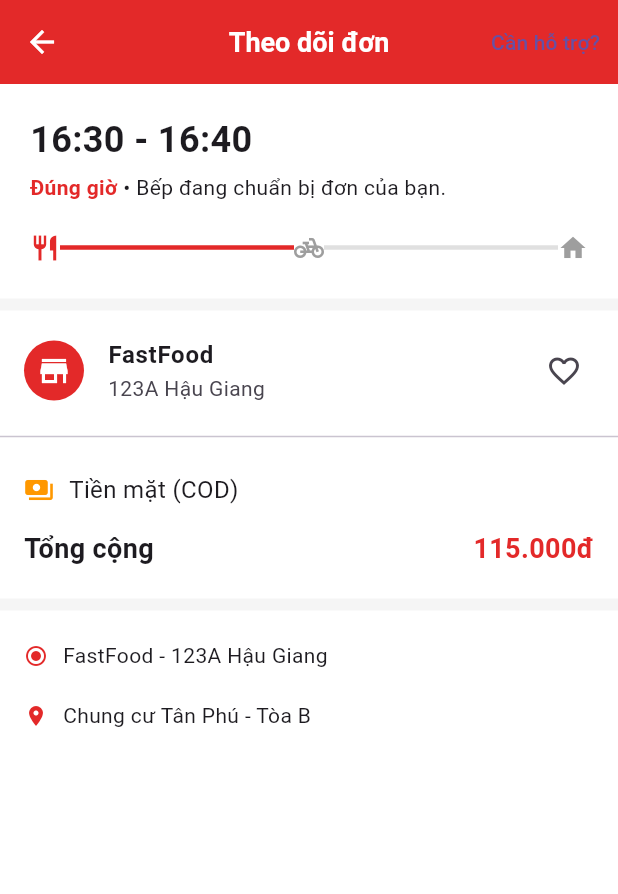
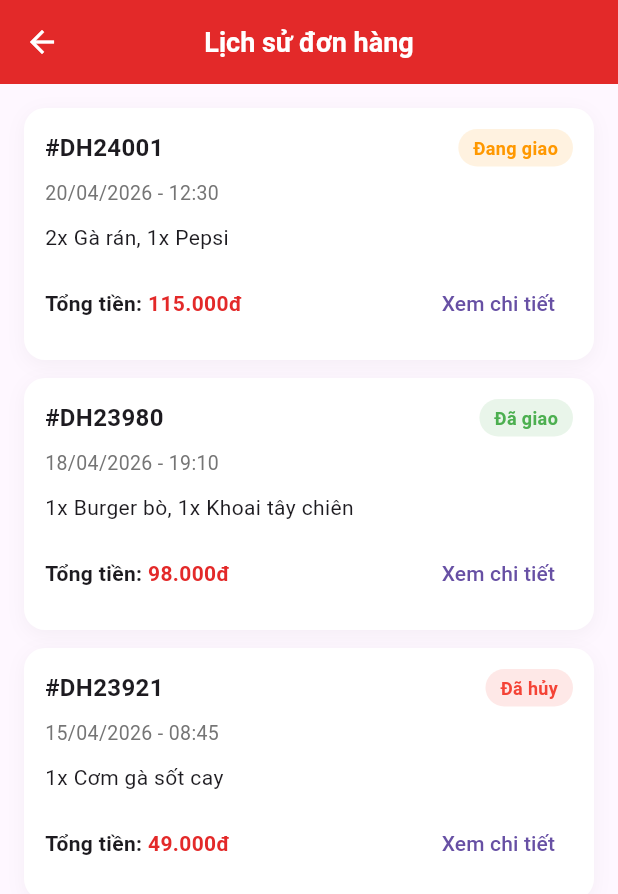
Before and after one commit to Khangle272/app_do_an_nhanh, a Flutter app: the MainLayout screen opened by its route, item 4 of the bottom bar chosen, after a tap on "Đơn hàng của tôi", on a phone screen of 412 x 824 dp. Shown: the top 894 px of the screen. Run offline on Flutter 3.47's test engine with Material 3 defaults, Android fonts, the phone set to English and light mode, and no system bars; our stand-ins replace google_fonts; network calls fail.

Commit message:
Add order history screen and model with navigation from profile (#13)

```diff
--- /dev/null
+++ b/lib/models/order_history_model.dart
@@ -0,0 +1,44 @@
+class OrderHistoryItem {
+  final String code;
+  final String date;
+  final String itemsSummary;
+  final String total;
+  final String status;
+  final int paymentMethod;
+
+  const OrderHistoryItem({
+    required this.code,
+    required this.date,
+    required this.itemsSummary,
+    required this.total,
+    required this.status,
+    required this.paymentMethod,
+  });
+}
+
+const List<OrderHistoryItem> mockOrders = [
+  OrderHistoryItem(
+    code: '#DH24001',
+    date: '20/04/2026 - 12:30',
+    itemsSummary: '2x Gà rán, 1x Pepsi',
+    total: '115.000đ',
+    status: 'Đang giao',
+    paymentMethod: 1,
+  ),
+  OrderHistoryItem(
+    code: '#DH23980',
+    date: '18/04/2026 - 19:10',
+    itemsSummary: '1x Burger bò, 1x Khoai tây chiên',
+    total: '98.000đ',
+    status: 'Đã giao',
+    paymentMethod: 2,
+  ),
+  OrderHistoryItem(
+    code: '#DH23921',
+    date: '15/04/2026 - 08:45',
+    itemsSummary: '1x Cơm gà sốt cay',
+    total: '49.000đ',
+    status: 'Đã hủy',
+    paymentMethod: 1,
+  ),
+];
--- /dev/null
+++ b/lib/screens/order_history_screen.dart
@@ -0,0 +1,184 @@
+import 'package:flutter/material.dart';
+
+import '../utils/app_colors.dart';
+import '../widgets/custom_app_bar.dart';
+import 'order_tracking_screen.dart';
+import '../models/order_history_model.dart';
+
+class OrderHistoryScreen extends StatelessWidget {
+  const OrderHistoryScreen({super.key});
+
+  @override
+  Widget build(BuildContext context) {
+    const orders = mockOrders;
+
+    return Scaffold(
+      appBar: CustomAppBar(
+        title: 'Lịch sử đơn hàng',
+        centerTitle: true,
+      ),
+      body: orders.isEmpty
+          ? const _EmptyHistory()
+          : ListView.separated(
+              padding: const EdgeInsets.all(16),
+              itemCount: orders.length,
+              separatorBuilder: (_, __) => const SizedBox(height: 12),
+              itemBuilder: (context, index) {
+                final order = orders[index];
+                return _OrderHistoryCard(order: order);
+              },
+            ),
+    );
+  }
+}
+
+class _OrderHistoryCard extends StatelessWidget {
+  final OrderHistoryItem order;
+
+  const _OrderHistoryCard({required this.order});
+
+  @override
+  Widget build(BuildContext context) {
+    return Container(
+      decoration: BoxDecoration(
+        color: Colors.white,
+        borderRadius: BorderRadius.circular(14),
+        boxShadow: [
+          BoxShadow(
+            color: Colors.black.withOpacity(0.04),
+            blurRadius: 10,
+            offset: const Offset(0, 3),
+          ),
+        ],
+      ),
+      child: Padding(
+        padding: const EdgeInsets.all(14),
+        child: Column(
+          crossAxisAlignment: CrossAxisAlignment.start,
+          children: [
+            Row(
+              children: [
+                Expanded(
+                  child: Text(
+                    order.code,
+                    style: const TextStyle(
+                      fontWeight: FontWeight.bold,
+                      fontSize: 16,
+                    ),
+                  ),
+                ),
+                _StatusChip(status: order.status),
+              ],
+            ),
+            const SizedBox(height: 8),
+            Text(
+              order.date,
+              style: TextStyle(color: Colors.grey.shade600, fontSize: 13),
+            ),
+            const SizedBox(height: 10),
+            Text(
+              order.itemsSummary,
+              style: const TextStyle(fontSize: 14),
+            ),
+            const SizedBox(height: 10),
+            Row(
+              children: [
+                const Text(
+                  'Tổng tiền: ',
+                  style: TextStyle(fontWeight: FontWeight.w600),
+                ),
+                Text(
+                  order.total,
+                  style: const TextStyle(
+                    color: AppColors.primary,
+                    fontWeight: FontWeight.bold,
+                  ),
+                ),
+                const Spacer(),
+                TextButton(
+                  onPressed: () {
+                    Navigator.push(
+                      context,
+                      MaterialPageRoute(
+                        builder: (_) => OrderTrackingScreen(
+                          paymentMethod: order.paymentMethod,
+                        ),
+                      ),
+                    );
+                  },
+                  child: const Text('Xem chi tiết'),
+                ),
+              ],
+            ),
+          ],
+        ),
+      ),
+    );
+  }
+}
+
+class _StatusChip extends StatelessWidget {
+  final String status;
+
+  const _StatusChip({required this.status});
+
+  @override
+  Widget build(BuildContext context) {
+    final color = switch (status) {
+      'Đã giao' => Colors.green,
+      'Đang giao' => Colors.orange,
+      'Đã hủy' => Colors.red,
+      _ => Colors.blueGrey,
+    };
+
+    return Container(
+      padding: const EdgeInsets.symmetric(horizontal: 10, vertical: 4),
+      decoration: BoxDecoration(
+        color: color.withOpacity(0.12),
+        borderRadius: BorderRadius.circular(30),
+      ),
+      child: Text(
+        status,
+        style: TextStyle(
+          color: color,
+          fontWeight: FontWeight.w600,
+          fontSize: 12,
+        ),
+      ),
+    );
+  }
+}
+
+class _EmptyHistory extends StatelessWidget {
+  const _EmptyHistory();
+
+  @override
+  Widget build(BuildContext context) {
+    return Center(
+      child: Padding(
+        padding: const EdgeInsets.all(24),
+        child: Column(
+          mainAxisSize: MainAxisSize.min,
+          children: [
+            Icon(
+              Icons.receipt_long_outlined,
+              size: 88,
+              color: Colors.grey.shade400,
+            ),
+            const SizedBox(height: 12),
+            const Text(
+              'Bạn chưa có đơn hàng nào',
+              style: TextStyle(fontSize: 18, fontWeight: FontWeight.bold),
+            ),
+            const SizedBox(height: 8),
+            Text(
+              'Đơn hàng sau khi thanh toán sẽ hiển thị tại đây',
+              textAlign: TextAlign.center,
+              style: TextStyle(color: Colors.grey.shade600),
+            ),
+          ],
+        ),
+      ),
+    );
+  }
+}
--- a/lib/screens/profile_screen.dart
+++ b/lib/screens/profile_screen.dart
@@ -1,5 +1,6 @@
 import 'package:flutter/material.dart';
 import '../utils/app_colors.dart';
+import 'order_history_screen.dart';
 import 'order_tracking_screen.dart';
 
 class ProfileScreen extends StatelessWidget {
@@ -51,7 +52,20 @@ class ProfileScreen extends StatelessWidget {
                 _buildProfileItem(
                   icon: Icons.history,
                   title: 'Đơn hàng của tôi',
-                  subtitle: 'Theo dõi các đơn hàng đang giao',
+                  subtitle: 'Xem danh sách đơn hàng đã đặt',
+                  onTap: () {
+                    Navigator.push(
+                      context,
+                      MaterialPageRoute(
+                        builder: (context) => const OrderHistoryScreen(),
+                      ),
+                    );
+                  },
+                ),
+                _buildProfileItem(
+                  icon: Icons.local_shipping_outlined,
+                  title: 'Theo dõi đơn đang giao',
+                  subtitle: 'Xem trạng thái đơn hiện tại',
                   onTap: () {
                     Navigator.push(
                       context,
```
